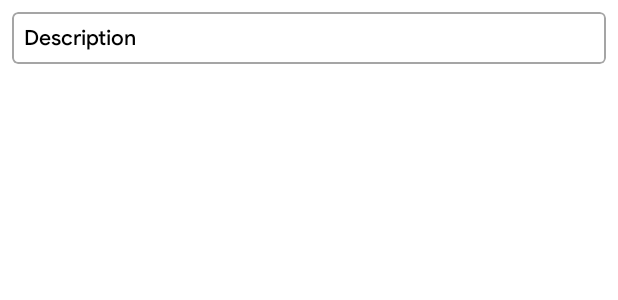
After one commit to Liggidarck/Fluffy-Fox, an Android app: the layout note_not_title_item.xml on its own in the app's theme, with its tools: preview values and no code run, on a phone screen of 412 x 824 dp. The commit adds this screen. Shown: the top 300 px of the screen. Run offline under Robolectric (Android 15) with nearby library versions, the phone set to English and light mode, and no system bars.

Commit message:
For notes without a title, a special look is made

```diff
--- a/app/src/main/java/com/george/android/tasker/ui/adapters/BinNoteAdapter.java
+++ b/app/src/main/java/com/george/android/tasker/ui/adapters/BinNoteAdapter.java
@@ -23,7 +23,7 @@ public class BinNoteAdapter extends RecyclerView.Adapter<BinNoteAdapter.BinNoteH
     @NonNull
     @Override
     public BinNoteHolder onCreateViewHolder(@NonNull ViewGroup parent, int viewType) {
-        View view = LayoutInflater.from(parent.getContext()).inflate(R.layout.note_item, parent, false);
+        View view = LayoutInflater.from(parent.getContext()).inflate(R.layout.note_title_item, parent, false);
         return new BinNoteHolder(view);
     }
 
--- a/app/src/main/java/com/george/android/tasker/ui/notes/AddEditNoteActivity.java
+++ b/app/src/main/java/com/george/android/tasker/ui/notes/AddEditNoteActivity.java
@@ -141,11 +141,11 @@ public class AddEditNoteActivity extends AppCompatActivity {
                 if (title == null & description == null) {
                     Toast.makeText(this, "Empty note can't shared", Toast.LENGTH_SHORT).show();
                 } else {
-                    String sharing_data = title + "\n" + description;
+                    String sharingData = title + "\n" + description;
 
                     Intent sendIntent = new Intent();
                     sendIntent.setAction(Intent.ACTION_SEND);
-                    sendIntent.putExtra(Intent.EXTRA_TEXT, sharing_data);
+                    sendIntent.putExtra(Intent.EXTRA_TEXT, sharingData);
                     sendIntent.setType("text/plain");
 
                     Intent shareIntent = Intent.createChooser(sendIntent, null);
--- a/app/src/main/java/com/george/android/tasker/ui/tasks/task/EditTaskActivity.java
+++ b/app/src/main/java/com/george/android/tasker/ui/tasks/task/EditTaskActivity.java
@@ -42,8 +42,9 @@ public class EditTaskActivity extends AppCompatActivity {
 
     String dateCreate;
     int folderId, taskId;
+    int position;
+    int adapterPosition;
 
-    int adapterPosition;
     boolean status;
 
     public static final String TAG = EditTaskActivity.class.getSimpleName();
@@ -69,6 +70,7 @@ public class EditTaskActivity extends AppCompatActivity {
             dateCreate = intent.getStringExtra(EXTRA_DATE_CREATE);
             String noteTask = intent.getStringExtra(EXTRA_NOTE_TASK);
             folderId = intent.getIntExtra(EXTRA_FOLDER_ID, -1);
+            position = intent.getIntExtra(EXTRA_POSITION, -1);
 
             Log.d(TAG, "onCreate: " + dateCreate);
             Log.d(TAG, "onCreate: folderID: " + folderId);
@@ -128,6 +130,7 @@ public class EditTaskActivity extends AppCompatActivity {
         intent.putExtra(EXTRA_DATE_CREATE, dateCreate);
         intent.putExtra(EXTRA_NOTE_TASK, getNoteTask());
         intent.putExtra(EXTRA_FOLDER_ID, folderId);
+        intent.putExtra(EXTRA_POSITION, position);
 
         if (textTask.trim().isEmpty()) {
             finish();
--- a/app/src/main/res/layout/fragment_note.xml
+++ b/app/src/main/res/layout/fragment_note.xml
@@ -26,7 +26,7 @@
             android:layout_width="match_parent"
             android:layout_height="match_parent"
             app:layout_behavior="@string/appbar_scrolling_view_behavior"
-            tools:listitem="@layout/note_item"/>
+            tools:listitem="@layout/note_title_item"/>
 
         <com.google.android.material.appbar.AppBarLayout
             android:layout_width="match_parent"
--- a/app/src/main/res/layout/fragment_note_search.xml
+++ b/app/src/main/res/layout/fragment_note_search.xml
@@ -45,7 +45,7 @@
                     android:id="@+id/recycler_view_search_notes"
                     android:layout_width="match_parent"
                     android:layout_height="match_parent"
-                    tools:listitem="@layout/note_item"
+                    tools:listitem="@layout/note_title_item"
                     android:layout_below="@id/textInputNoteSearch"/>
 
             </LinearLayout>
--- /dev/null
+++ b/app/src/main/res/layout/note_not_title_item.xml
@@ -0,0 +1,29 @@
+<?xml version="1.0" encoding="utf-8"?>
+<com.google.android.material.card.MaterialCardView xmlns:android="http://schemas.android.com/apk/res/android"
+    android:layout_width="match_parent"
+    android:layout_height="wrap_content"
+    xmlns:app="http://schemas.android.com/apk/res-auto"
+    android:layout_marginEnd="8dp"
+    android:layout_marginStart="8dp"
+    android:layout_marginTop="8dp"
+    app:strokeWidth="1dp"
+    app:strokeColor="@color/gray"
+    app:cardElevation="0dp">
+
+    <RelativeLayout
+        android:layout_width="wrap_content"
+        android:layout_height="wrap_content"
+        android:padding="8dp">
+
+        <TextView
+            android:id="@+id/textViewDescriptionNoTitle"
+            android:layout_width="wrap_content"
+            android:layout_height="wrap_content"
+            android:text="Description"
+            android:textColor="@color/black"
+            android:maxLines="11"/>
+
+    </RelativeLayout>
+
+
+</com.google.android.material.card.MaterialCardView>
--- a/build.gradle
+++ b/build.gradle
@@ -1,7 +1,7 @@
 // Top-level build file where you can add configuration options common to all sub-projects/modules.
 plugins {
-    id 'com.android.application' version '7.2.1' apply false
-    id 'com.android.library' version '7.2.1' apply false
+    id 'com.android.application' version '7.2.2' apply false
+    id 'com.android.library' version '7.2.2' apply false
 }
 
 task clean(type: Delete) {
```
Also changed, not shown: app/build.gradle (+7 -0 lines), app/src/main/java/com/george/android/tasker/ui/adapters/NoteAdapter.java (+46 -28 lines), app/src/main/java/com/george/android/tasker/ui/notes/NoteFragment.java (+10 -22 lines), app/src/main/res/layout/note_title_item.xml (renamed from app/src/main/res/layout/note_item.xml).
